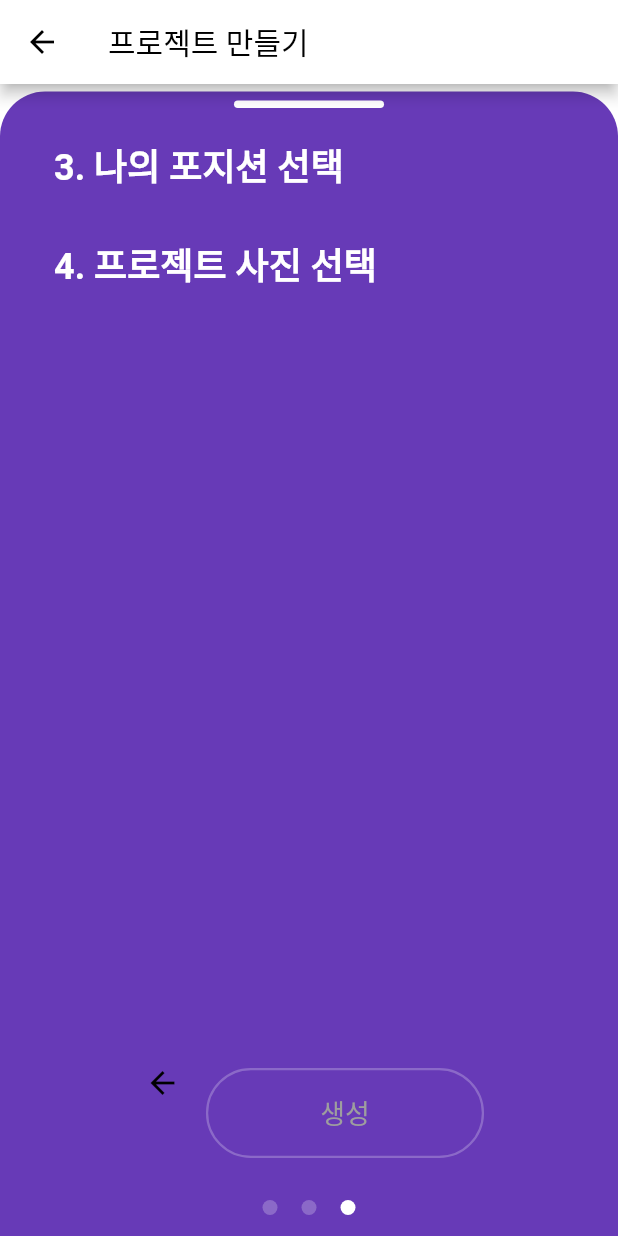
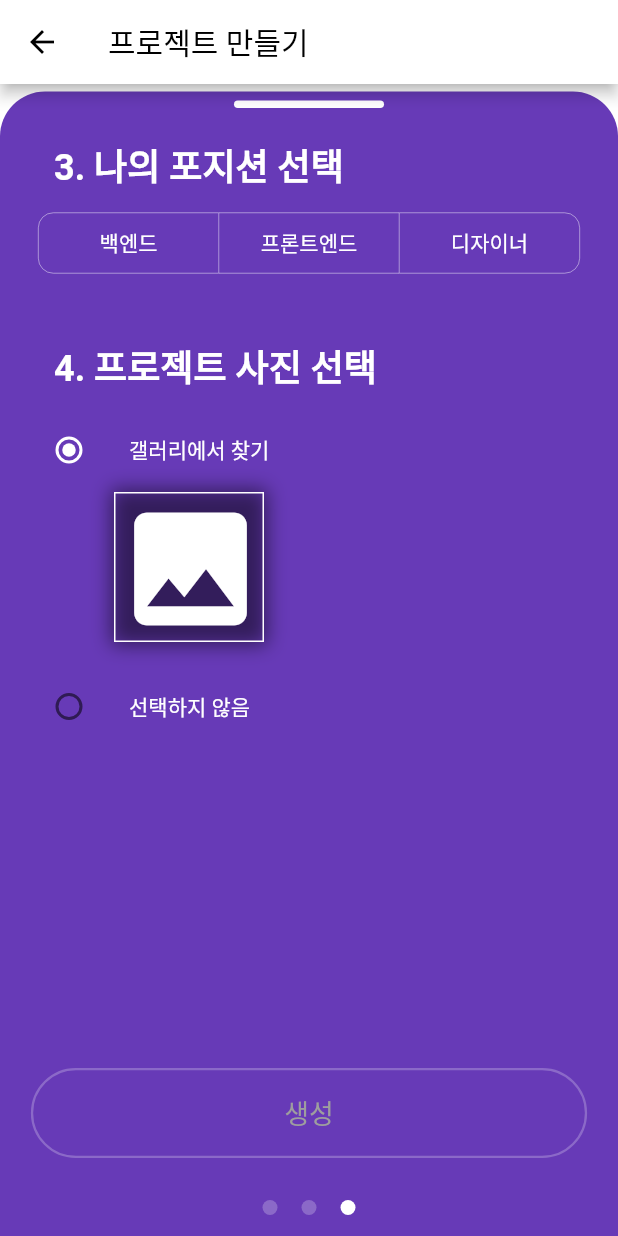
Before and after one commit to wafflestudio/guam_front, a Flutter app: the CreateProjectBoardThree screen opened directly, on a phone screen of 412 x 824 dp. Run offline on Flutter 3.47's test engine with Material 2 defaults, Android fonts, the phone set to English and light mode, and no system bars; our stand-ins replace cloud_firestore, firebase_auth, firebase_core, flutter_form_builder, flutter_slidable, flutter_svg and 3 more; missing offline and left inert: kakao_flutter_sdk; accounts and stored records are empty; network calls fail.

Commit message:
design project create page 3

```diff
--- a/lib/screens/projects/creation/project_create_body_1.dart
+++ b/lib/screens/projects/creation/project_create_body_1.dart
@@ -27,8 +27,6 @@ class _CreateProjectBoardOneState extends State<CreateProjectBoardOne> {
     'myPosition': '',
     'projectPicture': ''
   };
-
-  // _input에 입력값들을 차곡차곡 저장하면서 CreateProjectBoardThree까지 전달하고 싶습니다.
 
   void _saveTitle(_projectName) {
     setState(() {
@@ -91,7 +89,7 @@ class _CreateProjectBoardOneState extends State<CreateProjectBoardOne> {
                     NextPage(
                       nextPage: CreateProjectBoardTwo(),
                       text: '다음',
-                      buttonWidth: MediaQuery.of(context).size.width * 0.45,
+                      buttonWidth: MediaQuery.of(context).size.width * 0.9,
                     ),
                   ],
                 ),
--- a/lib/screens/projects/creation/project_create_body_2.dart
+++ b/lib/screens/projects/creation/project_create_body_2.dart
@@ -61,11 +61,11 @@ class _CreateProjectBoardTwoState extends State<CreateProjectBoardTwo> {
                       //   text: '이전',
                       //   buttonWidth: MediaQuery.of(context).size.width * 0.45,
                       // ),
-                      Back(),
+                      // Back(),
                       NextPage(
                         nextPage: CreateProjectBoardThree(),
                         text: '다음',
-                        buttonWidth: MediaQuery.of(context).size.width * 0.45,
+                        buttonWidth: MediaQuery.of(context).size.width * 0.9,
                       ),
                     ],
                   ),
--- a/lib/screens/projects/creation/project_create_body_3.dart
+++ b/lib/screens/projects/creation/project_create_body_3.dart
@@ -1,8 +1,11 @@
+import 'dart:io';
 import 'package:flutter/material.dart';
 import 'package:guam_front/commons/app_bar.dart';
 import 'package:guam_front/commons/back.dart';
 import 'package:guam_front/commons/page_status.dart';
 import 'package:guam_front/commons/project_create_container.dart';
+import 'package:hexcolor/hexcolor.dart';
+import 'package:image_picker/image_picker.dart';
 
 class CreateProjectBoardThree extends StatefulWidget {
   const CreateProjectBoardThree({Key key}) : super(key: key);
@@ -12,9 +15,32 @@ class CreateProjectBoardThree extends StatefulWidget {
       _CreateProjectBoardThreeState();
 }
 
+enum PhotoSelection { yes, no }
+
 class _CreateProjectBoardThreeState extends State<CreateProjectBoardThree> {
+  final isSelected = <bool>[false, false, false];
+  final positions = <String>['백엔드', '프론트엔드', '디자이너'];
+  Map _input = {'myPosition': [], 'projectPhoto': ''};
+  PickedFile _imageFile;
+  final ImagePicker _picker = ImagePicker();
+  PhotoSelection _character = PhotoSelection.yes;
+
+  void _saveMyPosition(idx) {
+    setState(() {
+      _input["myPosition"] = positions[idx];
+    });
+  }
+
+  void _saveProjectPhoto(image) {
+    setState(() {
+      _input["projectPicture"] = image;
+    });
+  }
+
   @override
   Widget build(BuildContext context) {
+    final Size size = MediaQuery.of(context).size;
+
     return Scaffold(
       backgroundColor: Colors.white,
       appBar: appBar(
@@ -49,8 +75,9 @@ class _CreateProjectBoardThreeState extends State<CreateProjectBoardThree> {
                     ),
                   ),
                 ),
+                myPosition(),
                 Container(
-                  padding: EdgeInsets.only(top: 20, left: 30, bottom: 10),
+                  padding: EdgeInsets.only(top: 40, left: 30, bottom: 10),
                   alignment: Alignment.centerLeft,
                   child: Text(
                     '4. 프로젝트 사진 선택',
@@ -61,13 +88,47 @@ class _CreateProjectBoardThreeState extends State<CreateProjectBoardThree> {
                     ),
                   ),
                 ),
+                ListTile(
+                  title: Text(
+                    '갤러리에서 찾기',
+                    style: TextStyle(fontSize: 14, color: Colors.white),
+                  ),
+                  selectedTileColor: Colors.white,
+                  leading: Radio<PhotoSelection>(
+                    value: PhotoSelection.yes,
+                    groupValue: _character,
+                    activeColor: Colors.white,
+                    onChanged: (PhotoSelection value) {
+                      setState(() {
+                        _character = value;
+                      });
+                    },
+                  ),
+                ),
+                myProjectPicture(context, size),
+                ListTile(
+                  title: Text(
+                    '선택하지 않음',
+                    style: TextStyle(fontSize: 14, color: Colors.white),
+                  ),
+                  leading: Radio<PhotoSelection>(
+                    value: PhotoSelection.no,
+                    groupValue: _character,
+                    activeColor: Colors.white,
+                    onChanged: (PhotoSelection value) {
+                      setState(() {
+                        _character = value;
+                      });
+                    },
+                  ),
+                ),
                 Expanded(
                     child: Align(
                         alignment: FractionalOffset.bottomCenter,
                         child: Row(
                           mainAxisAlignment: MainAxisAlignment.center,
                           children: [
-                            Back(),
+                            // Back(),
                             Container(
                               padding: EdgeInsets.fromLTRB(5, 60, 5, 20),
                               child: InkWell(
@@ -75,7 +136,7 @@ class _CreateProjectBoardThreeState extends State<CreateProjectBoardThree> {
                                 child: Container(
                                   alignment: Alignment.center,
                                   width:
-                                      MediaQuery.of(context).size.width * 0.45,
+                                      MediaQuery.of(context).size.width * 0.9,
                                   height: 60,
                                   decoration: BoxDecoration(
                                     border: Border.all(
@@ -100,4 +161,126 @@ class _CreateProjectBoardThreeState extends State<CreateProjectBoardThree> {
           )),
     );
   }
+
+  Widget myPosition() {
+    return ToggleButtons(
+      fillColor: HexColor("4694F9").withOpacity(0.5),
+      borderColor: Colors.white,
+      selectedBorderColor: Colors.white,
+      borderRadius: BorderRadius.circular(10),
+      borderWidth: 0.3,
+      constraints: BoxConstraints(minWidth: 120, minHeight: 40),
+      isSelected: isSelected,
+      onPressed: (idx) {
+        setState(() {
+          for (int i = 0; i < isSelected.length; i++) {
+            isSelected[i] = i == idx;
+          }
+          _saveMyPosition(idx);
+        });
+      },
+      children: [
+        Padding(
+          padding: EdgeInsets.symmetric(horizontal: 5),
+          child: Text(
+            '백엔드',
+            style: TextStyle(fontSize: 14, color: Colors.white),
+          ),
+        ),
+        Padding(
+          padding: EdgeInsets.symmetric(horizontal: 5),
+          child: Text(
+            '프론트엔드',
+            style: TextStyle(fontSize: 14, color: Colors.white),
+          ),
+        ),
+        Padding(
+          padding: EdgeInsets.symmetric(horizontal: 5),
+          child: Text(
+            '디자이너',
+            style: TextStyle(fontSize: 14, color: Colors.white),
+          ),
+        ),
+      ],
+    );
+  }
+
+  Widget myProjectPicture(BuildContext context, Size size) {
+    return Container(
+        padding: EdgeInsets.only(left: 70, bottom: 15),
+        alignment: Alignment.centerLeft,
+        child: InkWell(
+          onTap: () {
+            showModalBottomSheet(
+                context: context, builder: ((builder) => bottomSheet(size)));
+          },
+          child: Container(
+            width: 100,
+            height: 100,
+            child: _imageFile == null
+                ? Icon(Icons.photo, color: Colors.white, size: 100)
+                : Image(
+                    image: FileImage(File(_imageFile.path)),
+                    fit: BoxFit.fill,
+                  ),
+            decoration: BoxDecoration(
+              border: Border.all(width: 1, color: Colors.white),
+              boxShadow: [
+                BoxShadow(
+                    spreadRadius: 2,
+                    blurRadius: 10,
+                    color: Colors.black.withOpacity(0.5))
+              ],
+            ),
+          ),
+        ));
+  }
+
+  Widget bottomSheet(Size size) {
+    return Container(
+      height: 130,
+      width: size.width,
+      margin: EdgeInsets.symmetric(
+        horizontal: 20,
+        vertical: 20,
+      ),
+      child: Column(
+        children: <Widget>[
+          Text(
+            "프로젝트 대표 사진을 설정해주세요.",
+            style: TextStyle(
+              fontSize: 20,
+            ),
+          ),
+          SizedBox(
+            height: 25,
+          ),
+          Row(mainAxisAlignment: MainAxisAlignment.center, children: <Widget>[
+            TextButton.icon(
+              icon: Icon(Icons.camera),
+              onPressed: () {
+                takePhoto(ImageSource.camera);
+              },
+              label: Text("카메라"),
+            ),
+            TextButton.icon(
+              icon: Icon(Icons.image),
+              onPressed: () {
+                takePhoto(ImageSource.gallery);
+              },
+              label: Text("갤러리"),
+            ),
+          ])
+        ],
+      ),
+    );
+  }
+
+  void takePhoto(ImageSource source) async {
+    final pickedFile = await _picker.getImage(source: source);
+    setState(() {
+      _imageFile = pickedFile;
+      _saveProjectPhoto(_imageFile);
+    });
+  }
 }
```
